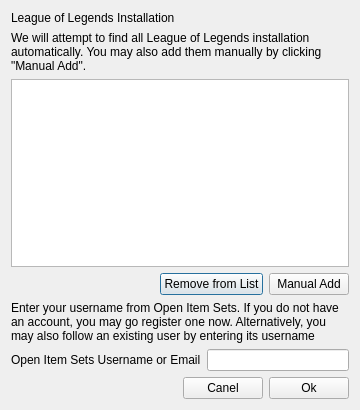
ichiro101/OpenItemSets_NativeClient, file src/settingsdialog.ui: the form before one commit.
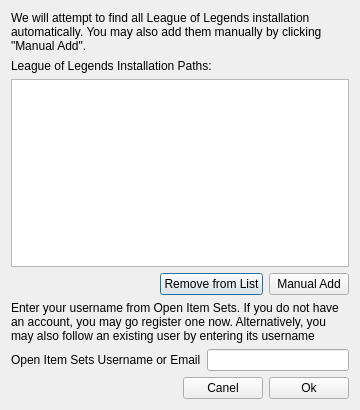
The form after the commit.

What changed in the file:
```diff
--- a/src/settingsdialog.ui
+++ b/src/settingsdialog.ui
@@ -14,13 +14,6 @@
    <string>Dialog</string>
   </property>
   <layout class="QVBoxLayout" name="verticalLayout">
-   <item>
-    <widget class="QLabel" name="label">
-     <property name="text">
-      <string>League of Legends Installation</string>
-     </property>
-    </widget>
-   </item>
    <item>
     <widget class="QLabel" name="label_2">
      <property name="text">
@@ -31,6 +24,13 @@
      </property>
     </widget>
    </item>
+   <item>
+    <widget class="QLabel" name="label">
+     <property name="text">
+      <string>League of Legends Installation Paths:</string>
+     </property>
+    </widget>
+   </item>
    <item>
     <widget class="QListWidget" name="listWidget"/>
    </item>
```
Left out of the diff: 12 changed lines with no effect on the pictures.
